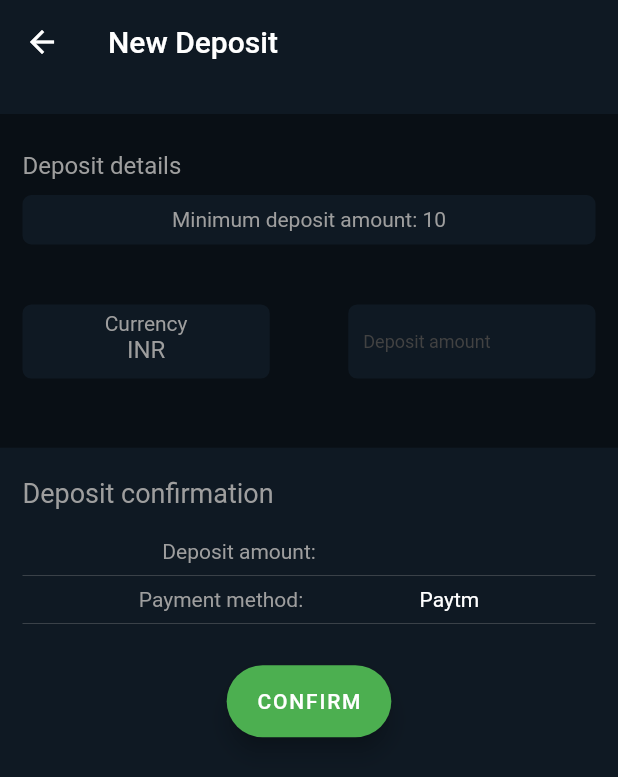
After one commit to ashu14kr/ArenaClashMain, a Flutter app: the PaytmForm screen opened directly, after a tap on "CONFIRM", on a phone screen of 412 x 824 dp. The commit adds this screen. Shown: the top 777 px of the screen. Run offline on Flutter 3.47's test engine with Material 2 defaults, Android fonts, the phone set to English and light mode, and no system bars; our stand-ins replace eva_icons_flutter, firebase_auth, firebase_core, flutter_otp_text_field, page_transition; missing offline and left inert: razorpay_flutter; accounts and stored records are empty.

Commit message:
updated code 6oct

```diff
--- a/lib/Screens/registrationScreen/registration_helper.dart
+++ b/lib/Screens/registrationScreen/registration_helper.dart
@@ -8,6 +8,9 @@ import 'package:provider/provider.dart';
 
 class RegistrationHelper with ChangeNotifier {
   TextEditingController userNumber = TextEditingController();
+  TextEditingController userName = TextEditingController();
+  TextEditingController userEmail = TextEditingController();
+  TextEditingController userPassword = TextEditingController();
   Widget header(BuildContext context) {
     return Padding(
       padding: const EdgeInsets.symmetric(horizontal: 30),
@@ -122,6 +125,7 @@ class RegistrationHelper with ChangeNotifier {
                 child: Padding(
                   padding: const EdgeInsets.symmetric(horizontal: 10),
                   child: TextField(
+                    controller: userName,
                     style: const TextStyle(color: Colors.white),
                     decoration: InputDecoration(
                         border: InputBorder.none,
@@ -157,6 +161,7 @@ class RegistrationHelper with ChangeNotifier {
                 child: Padding(
                   padding: const EdgeInsets.symmetric(horizontal: 10),
                   child: TextField(
+                    controller: userEmail,
                     style: const TextStyle(color: Colors.white),
                     decoration: InputDecoration(
                         border: InputBorder.none,
@@ -230,6 +235,7 @@ class RegistrationHelper with ChangeNotifier {
                 child: Padding(
                   padding: const EdgeInsets.symmetric(horizontal: 10),
                   child: TextField(
+                    controller: userPassword,
                     style: const TextStyle(color: Colors.white),
                     decoration: InputDecoration(
                         border: InputBorder.none,
--- /dev/null
+++ b/lib/Screens/walletScreen/walletDeposit/paytm_form.dart
@@ -0,0 +1,222 @@
+import 'package:arenaclash/Constantcolors.dart';
+import 'package:arenaclash/Screens/walletScreen/wallet_screen.dart';
+import 'package:flutter/material.dart';
+import 'package:page_transition/page_transition.dart';
+import 'package:razorpay_flutter/razorpay_flutter.dart';
+
+class PaytmForm extends StatefulWidget {
+  const PaytmForm({Key? key}) : super(key: key);
+
+  @override
+  _PaytmFormState createState() => _PaytmFormState();
+}
+
+class _PaytmFormState extends State<PaytmForm> {
+  ConstantColors constantColors = ConstantColors();
+  TextEditingController amount = TextEditingController();
+  late Razorpay _razorpay;
+
+  @override
+  void initState() {
+    super.initState();
+    _razorpay = Razorpay();
+    _razorpay.on(Razorpay.EVENT_PAYMENT_SUCCESS, _handlePaymentSuccess);
+    _razorpay.on(Razorpay.EVENT_PAYMENT_ERROR, _handlePaymentError);
+    _razorpay.on(Razorpay.EVENT_EXTERNAL_WALLET, _handleExternalWallet);
+  }
+
+  void openCheckout() async {
+    int amounttopay = int.parse(amount.text) * 100;
+    var options = {
+      'key': 'rzp_test_onfTbEge15K3ej',
+      'amount': amounttopay,
+      'name': 'Arena clash',
+      'description': 'wallet refil',
+      'prefill': {'contact': '8789553987', 'email': 'hello@gmail.com'},
+      'external': {
+        'wallets': ['paytm']
+      }
+    };
+
+    try {
+      _razorpay.open(options);
+    } catch (e) {
+      print("error $e");
+    }
+  }
+
+  void _handlePaymentSuccess(PaymentSuccessResponse response) {
+    print(
+        "Payment success ${response.orderId}, ${response.paymentId}, ${response.signature}");
+    Navigator.pushReplacement(
+        context,
+        PageTransition(
+            child: const WalletScreen(), type: PageTransitionType.leftToRight));
+    final snackBar = SnackBar(
+        content: Text(
+            "Payment success ${response.orderId}, ${response.paymentId}, ${response.signature}"));
+    ScaffoldMessenger.of(context).showSnackBar(snackBar);
+  }
+
+  void _handlePaymentError(PaymentFailureResponse response) {}
+
+  void _handleExternalWallet(ExternalWalletResponse response) {}
+
+  @override
+  Widget build(BuildContext context) {
+    Size size = MediaQuery.of(context).size;
+    return Scaffold(
+      backgroundColor: constantColors.mainColor,
+      appBar: AppBar(
+        title: const Text("New Deposit"),
+        leading: IconButton(
+            onPressed: () {
+              Navigator.pushReplacement(
+                  context,
+                  PageTransition(
+                      child: const WalletScreen(),
+                      type: PageTransitionType.leftToRight));
+            },
+            icon: const Icon(Icons.arrow_back)),
+        backgroundColor: constantColors.mainColor,
+        elevation: 0.0,
+      ),
+      body: SingleChildScrollView(
+        child: Column(
+          children: [
+            const SizedBox(height: 20),
+            Container(
+              height: size.height * 0.27,
+              width: size.width,
+              color: Colors.black.withOpacity(0.4),
+              child: Padding(
+                padding: const EdgeInsets.symmetric(horizontal: 15),
+                child: Column(
+                  mainAxisAlignment: MainAxisAlignment.start,
+                  crossAxisAlignment: CrossAxisAlignment.start,
+                  children: [
+                    const SizedBox(height: 25),
+                    const Text("Deposit details",
+                        style: TextStyle(color: Colors.grey, fontSize: 16)),
+                    const SizedBox(height: 10),
+                    Container(
+                      height: size.height * 0.04,
+                      width: size.width,
+                      decoration: BoxDecoration(
+                          color: constantColors.mainColor,
+                          borderRadius: BorderRadius.circular(6)),
+                      child: const Center(
+                          child: Text(
+                        "Minimum deposit amount: 10",
+                        style: TextStyle(color: Colors.grey),
+                      )),
+                    ),
+                    const SizedBox(height: 40),
+                    Row(
+                      mainAxisAlignment: MainAxisAlignment.spaceBetween,
+                      children: [
+                        Container(
+                          height: size.height * 0.06,
+                          width: size.width * 0.4,
+                          decoration: BoxDecoration(
+                              color: constantColors.mainColor,
+                              borderRadius: BorderRadius.circular(6)),
+                          child: Center(
+                            child: Column(
+                              children: const [
+                                SizedBox(
+                                  height: 5,
+                                ),
+                                Text(
+                                  "Currency",
+                                  style: TextStyle(color: Colors.grey),
+                                ),
+                                Text("INR",
+                                    style: TextStyle(
+                                        color: Colors.grey, fontSize: 16))
+                              ],
+                            ),
+                          ),
+                        ),
+                        Container(
+                          height: size.height * 0.06,
+                          width: size.width * 0.4,
+                          decoration: BoxDecoration(
+                              color: constantColors.mainColor,
+                              borderRadius: BorderRadius.circular(6)),
+                          child: Padding(
+                            padding: const EdgeInsets.symmetric(horizontal: 10),
+                            child: TextField(
+                              controller: amount,
+                              keyboardType: TextInputType.phone,
+                              style: const TextStyle(color: Colors.white),
+                              decoration: InputDecoration(
+                                  border: InputBorder.none,
+                                  hintText: "Deposit amount",
+                                  hintStyle: TextStyle(
+                                      color: Colors.grey.shade800,
+                                      fontSize: 12)),
+                              cursorColor: Colors.white,
+                            ),
+                          ),
+                        )
+                      ],
+                    )
+                  ],
+                ),
+              ),
+            ),
+            const SizedBox(height: 20),
+            Padding(
+              padding: const EdgeInsets.symmetric(horizontal: 15),
+              child: Column(
+                crossAxisAlignment: CrossAxisAlignment.start,
+                children: [
+                  const Text("Deposit confirmation",
+                      style: TextStyle(
+                        color: Colors.grey,
+                        fontSize: 18,
+                      )),
+                  const SizedBox(
+                    height: 20,
+                  ),
+                  Row(
+                    mainAxisAlignment: MainAxisAlignment.spaceEvenly,
+                    children: [
+                      const Text("Deposit amount:",
+                          style: TextStyle(color: Colors.grey)),
+                      Text(amount.text,
+                          style: const TextStyle(color: Colors.white)),
+                    ],
+                  ),
+                  const Divider(
+                    color: Colors.grey,
+                    thickness: 0.2,
+                  ),
+                  Row(
+                    mainAxisAlignment: MainAxisAlignment.spaceEvenly,
+                    children: const [
+                      Text("Payment method:",
+                          style: TextStyle(color: Colors.grey)),
+                      Text("Paytm", style: TextStyle(color: Colors.white)),
+                    ],
+                  ),
+                  const Divider(
+                    color: Colors.grey,
+                    thickness: 0.2,
+                  ),
+                ],
+              ),
+            ),
+            const SizedBox(height: 20),
+            FloatingActionButton.extended(
+              onPressed: openCheckout,
+              label: const Text("CONFIRM"),
+              backgroundColor: Colors.green,
+            )
+          ],
+        ),
+      ),
+    );
+  }
+}
--- a/lib/Screens/walletScreen/wallet_helper.dart
+++ b/lib/Screens/walletScreen/wallet_helper.dart
@@ -1,4 +1,6 @@
+import 'package:arenaclash/Screens/walletScreen/walletDeposit/paytm_form.dart';
 import 'package:flutter/material.dart';
+import 'package:page_transition/page_transition.dart';
 
 class WalletHelper with ChangeNotifier {
   Widget header(BuildContext context) {
@@ -18,13 +20,21 @@ class WalletHelper with ChangeNotifier {
 
   Widget actions(BuildContext context) {
     return Container(
-        height: MediaQuery.of(context).size.height*0.2,
+        height: MediaQuery.of(context).size.height * 0.2,
         width: MediaQuery.of(context).size.width,
         color: Colors.transparent,
         child: Column(
           children: [
             Padding(
               padding: const EdgeInsets.symmetric(horizontal: 20),
+              child: InkWell(
+                onTap: () {
+                  Navigator.pushReplacement(
+                      context,
+                      PageTransition(
+                          child: const PaytmForm(),
+                          type: PageTransitionType.leftToRight));
+                },
                 child: Row(
                   mainAxisAlignment: MainAxisAlignment.spaceBetween,
                   children: [
@@ -42,11 +52,17 @@ class WalletHelper with ChangeNotifier {
                             style: TextStyle(color: Colors.white, fontSize: 16))
                       ],
                     ),
-                  const Icon(Icons.arrow_forward_ios_outlined, color: Colors.white,)
+                    const Icon(
+                      Icons.arrow_forward_ios_outlined,
+                      color: Colors.white,
+                    )
                   ],
                 ),
               ),
-            const SizedBox(height: 10,),
+            ),
+            const SizedBox(
+              height: 10,
+            ),
             const Padding(
               padding: EdgeInsets.symmetric(horizontal: 35),
               child: Divider(
@@ -74,7 +90,10 @@ class WalletHelper with ChangeNotifier {
                           style: TextStyle(color: Colors.white, fontSize: 16))
                     ],
                   ),
-                  const Icon(Icons.arrow_forward_ios_outlined, color: Colors.white,)
+                  const Icon(
+                    Icons.arrow_forward_ios_outlined,
+                    color: Colors.white,
+                  )
                 ],
               ),
             )
--- /dev/null
+++ b/lib/Services/add_user_login.dart
@@ -0,0 +1,19 @@
+import 'package:arenaclash/Screens/registrationScreen/registration_helper.dart';
+import 'package:firebase_auth/firebase_auth.dart';
+import 'package:flutter/material.dart';
+import 'package:http/http.dart' as http;
+import 'package:provider/provider.dart';
+
+class AddUserData with ChangeNotifier {
+  Future postUserData(BuildContext context) async {
+    var url = Uri.parse('https://thawing-lake-36012.herokuapp.com/users');
+    var response = await http.post(url, body: {
+      "_id": FirebaseAuth.instance.currentUser!.uid.toString(),
+      "name": Provider.of<RegistrationHelper>(context, listen: false).userName.text.toString(),
+      "email": Provider.of<RegistrationHelper>(context, listen: false).userEmail.text.toString(),
+      "phoneno":Provider.of<RegistrationHelper>(context, listen: false).userNumber.text.toString(),
+      "password":Provider.of<RegistrationHelper>(context, listen: false).userPassword.text.toString()
+    });
+    print("kinatic" + response.body);
+  }
+}
--- a/lib/main.dart
+++ b/lib/main.dart
@@ -6,6 +6,7 @@ import 'package:arenaclash/Screens/sportsChallengeScreen/onlineGames/freefireCha
 import 'package:arenaclash/Screens/sportsChallengeScreen/outdoorGames/badmintonChallenge/badminton_helper.dart';
 import 'package:arenaclash/Screens/sportsChallengeScreen/outdoorGames/footballChallenge/football_helper.dart';
 import 'package:arenaclash/Screens/walletScreen/wallet_helper.dart';
+import 'package:arenaclash/Services/add_user_login.dart';
 import 'package:arenaclash/Services/phone_auth.dart';
 import 'package:firebase_core/firebase_core.dart';
 import 'package:flutter/material.dart';
@@ -42,6 +43,7 @@ class MyApp extends StatelessWidget {
           ChangeNotifierProvider(create: (_) => BadmintonHelper()),
           ChangeNotifierProvider(create: (_) => FreefireHelper()),
           ChangeNotifierProvider(create: (_) => PhoneAuth()),
+          ChangeNotifierProvider(create: (_) => AddUserData()),
         ],
     );
   }
--- a/pubspec.yaml
+++ b/pubspec.yaml
@@ -37,6 +37,8 @@ dependencies:
   eva_icons_flutter: ^3.0.0
   page_transition: ^2.0.2
   provider: ^6.0.0
+  http: ^0.13.4
+  razorpay_flutter: ^1.2.7
   flutter_otp_text_field: ^1.0.0
   firebase_core: ^1.7.0
   firebase_auth: ^3.1.2
```
Also changed, not shown: pubspec.lock, 2 other files. Lines whose indentation alone changed are shown as unchanged.
